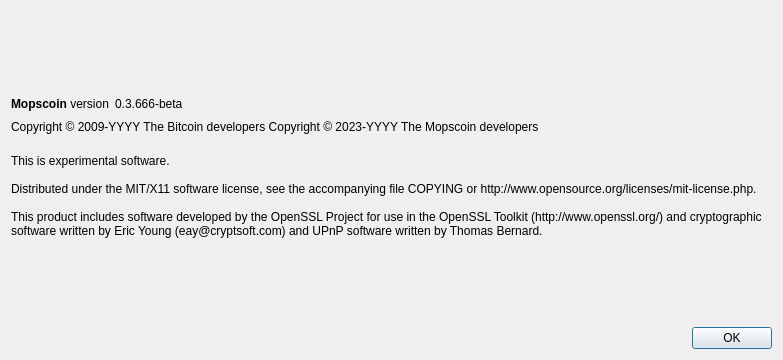
Before: the Qt Designer form src/qt/forms/aboutdialog.ui in MyoThuHtay/MOPS-COIN, drawn with Qt 5.
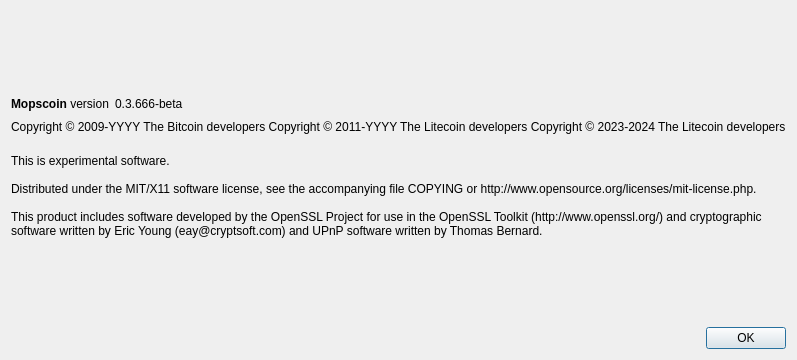
After: the same form once the commit is applied.

The edit to the form file:
```diff
--- a/src/qt/forms/aboutdialog.ui
+++ b/src/qt/forms/aboutdialog.ui
@@ -79,7 +79,8 @@
        </property>
        <property name="text">
         <string notr="true">Copyright &amp;copy; 2009-YYYY The Bitcoin developers
-Copyright &amp;copy; 2023-YYYY The Mopscoin developers</string>
+Copyright &amp;copy; 2011-YYYY The Litecoin developers
+Copyright &amp;copy; 2023-2024 The Litecoin developers</string>
        </property>
        <property name="textFormat">
         <enum>Qt::RichText</enum>
```
